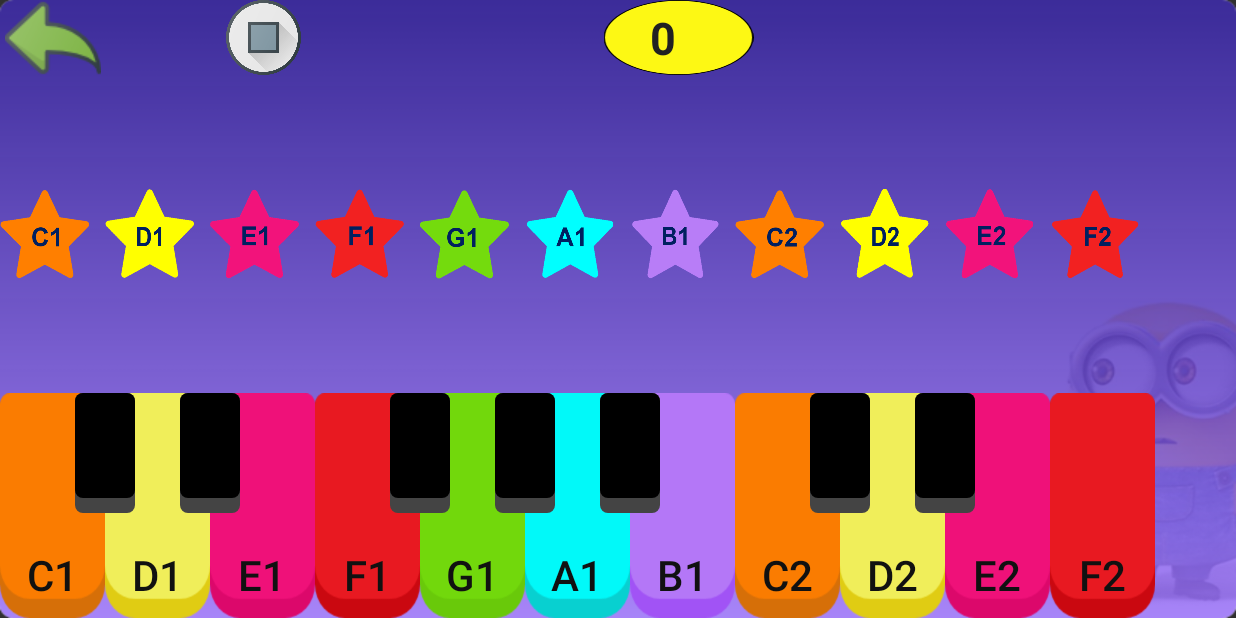
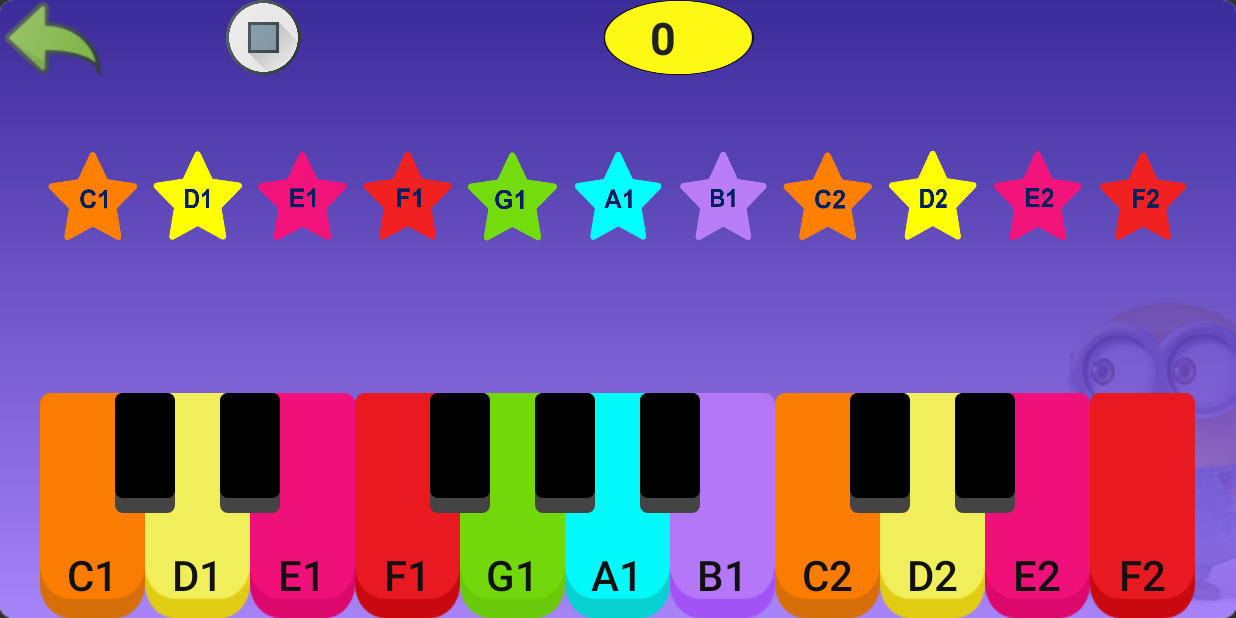
Before and after one commit to linhmiyano99/PianoForKid, an Android app: the SaveMusicActivity screen opened directly, with no data from a screen before it, on a phone screen of 824 x 412 dp (held sideways). Run offline under Robolectric (Android 15) with nearby library versions, the phone set to English and light mode, and no system bars; Roboto replaces fonts that are not available here.

Commit message:
Update UI giao diện instruction, save còn 11 phím

```diff
--- a/app/src/main/res/layout/activity_play_music_with_instruction.xml
+++ b/app/src/main/res/layout/activity_play_music_with_instruction.xml
@@ -243,7 +243,8 @@
 
     <RelativeLayout
         android:id="@+id/relativeLayout1"
-        android:layout_width="wrap_content"
+        android:gravity="center_horizontal"
+        android:layout_width="match_parent"
         android:layout_height="wrap_content"
         app:layout_constraintBottom_toBottomOf="parent"
         app:layout_constraintEnd_toEndOf="parent"
--- a/app/src/main/res/layout/activity_save_music.xml
+++ b/app/src/main/res/layout/activity_save_music.xml
@@ -7,22 +7,15 @@
     android:background="@drawable/bg_competition"
     tools:context=".view.activity.SaveMusicActivity">
 
-    <HorizontalScrollView
-        android:background="@null"
-        android:layout_width="match_parent"
-        android:layout_height="match_parent">
-        <LinearLayout
-            android:orientation="vertical"
+    <RelativeLayout
         android:layout_width="wrap_content"
-            android:layout_height="match_parent">
-
-            <RelativeLayout
-                android:layout_marginTop="50dp"
+        android:layout_height="0dp"
+        android:layout_gravity="center_vertical"
         android:gravity="center"
-                android:layout_gravity="center_vertical"
-                android:layout_weight="1"
-                android:layout_width="wrap_content"
-                android:layout_height="0dp">
+        app:layout_constraintBottom_toTopOf="@+id/relativeLayout1"
+        app:layout_constraintEnd_toEndOf="parent"
+        app:layout_constraintStart_toStartOf="parent"
+        app:layout_constraintTop_toTopOf="parent">
 
         <ImageButton
             android:id="@+id/imageView1"
@@ -135,73 +128,89 @@
                     app:srcCompat="@drawable/star_b2" />-->
 
     </RelativeLayout>
+
     <RelativeLayout
         android:id="@+id/relativeLayout1"
-                android:layout_width="wrap_content"
-                android:layout_height="wrap_content">
+        android:gravity="center_horizontal"
+        android:layout_width="match_parent"
+        android:layout_height="wrap_content"
+        app:layout_constraintBottom_toBottomOf="parent"
+        app:layout_constraintEnd_toEndOf="parent"
+        app:layout_constraintStart_toStartOf="parent">
+
         <Button
             android:id="@+id/btnC1"
             style="@style/button_kb_style"
             android:background="@drawable/kb_c_new"
             android:text="@string/c1" />
+
         <Button
             android:id="@+id/btnD1"
             style="@style/button_kb_style"
             android:layout_toEndOf="@+id/btnC1"
             android:background="@drawable/kb_d_new"
             android:text="@string/d1" />
+
         <Button
             android:id="@+id/btnE1"
+            style="@style/button_kb_style"
             android:layout_toEndOf="@+id/btnD1"
-                    style="@style/button_kb_style"
             android:background="@drawable/kb_e_new"
             android:text="@string/e1" />
+
         <Button
             android:id="@+id/btnF1"
+            style="@style/button_kb_style"
             android:layout_toEndOf="@+id/btnE1"
-                    style="@style/button_kb_style"
             android:background="@drawable/kb_f_new"
             android:text="@string/f1" />
+
         <Button
             android:id="@+id/btnG1"
+            style="@style/button_kb_style"
             android:layout_toEndOf="@+id/btnF1"
-                    style="@style/button_kb_style"
             android:background="@drawable/kb_g_new"
             android:text="@string/g1" />
+
         <Button
             android:id="@+id/btnA1"
+            style="@style/button_kb_style"
             android:layout_toEndOf="@+id/btnG1"
-                    style="@style/button_kb_style"
             android:background="@drawable/kb_a_new"
             android:text="@string/a1" />
+
         <Button
             android:id="@+id/btnB1"
+            style="@style/button_kb_style"
             android:layout_toEndOf="@+id/btnA1"
-                    style="@style/button_kb_style"
             android:background="@drawable/kb_b_new"
             android:text="@string/b1" />
+
         <Button
             android:id="@+id/btnC2"
+            style="@style/button_kb_style"
             android:layout_toEndOf="@+id/btnB1"
-                    style="@style/button_kb_style"
             android:background="@drawable/kb_c_new"
             android:text="@string/c2" />
+
         <Button
             android:id="@+id/btnD2"
+            style="@style/button_kb_style"
             android:layout_toEndOf="@+id/btnC2"
-                    style="@style/button_kb_style"
             android:background="@drawable/kb_d_new"
             android:text="@string/d2" />
+
         <Button
             android:id="@+id/btnE2"
+            style="@style/button_kb_style"
             android:layout_toEndOf="@+id/btnD2"
-                    style="@style/button_kb_style"
             android:background="@drawable/kb_e_new"
             android:text="@string/e2" />
+
         <Button
             android:id="@+id/btnF2"
+            style="@style/button_kb_style"
             android:layout_toEndOf="@+id/btnE2"
-                    style="@style/button_kb_style"
             android:background="@drawable/kb_f_new"
             android:text="@string/f2" />
         <!-- <Button
@@ -225,32 +234,38 @@
 
         <Button
             android:id="@+id/btnCs1"
-                    android:layout_toEndOf="@id/btnC1"
-                    style="@style/black_piano_key_style"/>
+            style="@style/black_piano_key_style"
+            android:layout_toEndOf="@id/btnC1" />
+
         <Button
             android:id="@+id/btnDs1"
-                    android:layout_toEndOf="@id/btnD1"
-                    style="@style/black_piano_key_style"/>
+            style="@style/black_piano_key_style"
+            android:layout_toEndOf="@id/btnD1" />
+
         <Button
             android:id="@+id/btnFs1"
-                    android:layout_toEndOf="@id/btnF1"
-                    style="@style/black_piano_key_style"/>
+            style="@style/black_piano_key_style"
+            android:layout_toEndOf="@id/btnF1" />
+
         <Button
             android:id="@+id/btnGs1"
-                    android:layout_toEndOf="@id/btnG1"
-                    style="@style/black_piano_key_style"/>
+            style="@style/black_piano_key_style"
+            android:layout_toEndOf="@id/btnG1" />
+
         <Button
             android:id="@+id/btnAs1"
-                    android:layout_toEndOf="@id/btnA1"
-                    style="@style/black_piano_key_style"/>
+            style="@style/black_piano_key_style"
+            android:layout_toEndOf="@id/btnA1" />
+
         <Button
             android:id="@+id/btnCs2"
-                    android:layout_toEndOf="@id/btnC2"
-                    style="@style/black_piano_key_style"/>
+            style="@style/black_piano_key_style"
+            android:layout_toEndOf="@id/btnC2" />
+
         <Button
             android:id="@+id/btnDs2"
-                    android:layout_toEndOf="@id/btnD2"
-                    style="@style/black_piano_key_style"/>
+            style="@style/black_piano_key_style"
+            android:layout_toEndOf="@id/btnD2" />
         <!--  <Button
                      android:id="@+id/btnFs2"
                      android:layout_toEndOf="@id/btnF2"
@@ -266,8 +281,6 @@
 
 
     </RelativeLayout>
-        </LinearLayout>
-    </HorizontalScrollView>
 
     <ImageButton
         android:id="@+id/button_back"
```
Lines whose indentation alone changed are shown as unchanged.
